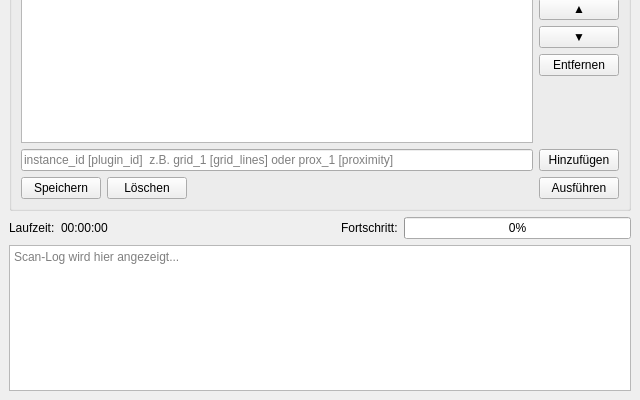
Qt form ui/service_win.ui (hoyerth/PyTrader) before a commit; both pictures show x 0 to 640 and y 180 to 580 of the 640 by 580 pixel window.
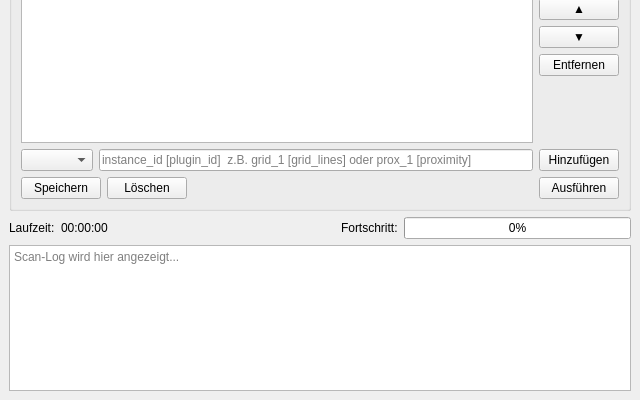
The same form after that commit.

Commit message: Phase 13 Schritt 6-Korrektur 2: Alle Services in Service-Fenster + Indikator-Services im Prop-Fenster

Patch:
```diff
--- a/ui/service_win.ui
+++ b/ui/service_win.ui
@@ -269,6 +269,13 @@
        </item>
        <item>
         <layout class="QHBoxLayout" name="layout_set_add">
+         <item>
+          <widget class="QComboBox" name="combo_plugin_select">
+           <property name="toolTip">
+            <string>Verfügbare Services (aus der PluginRegistry). Auswahl füllt das Instanz-Feld vor.</string>
+           </property>
+          </widget>
+         </item>
          <item>
           <widget class="QLineEdit" name="edit_new_instance">
            <property name="placeholderText">
```
The commit also changes 3 other files.
